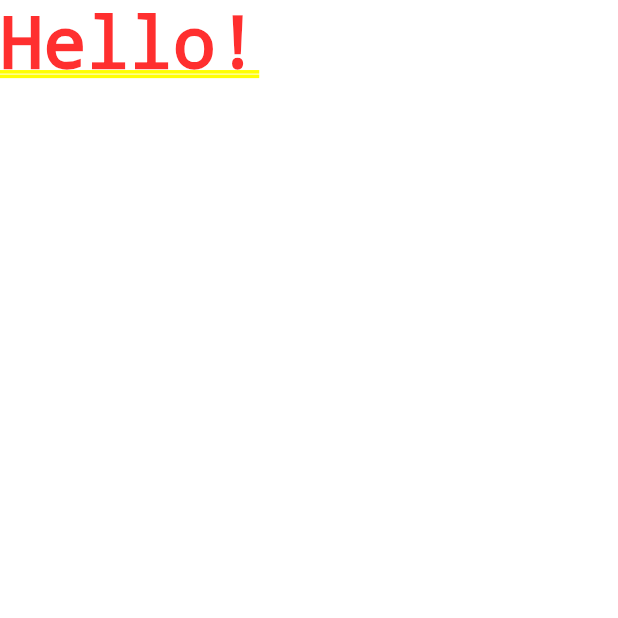
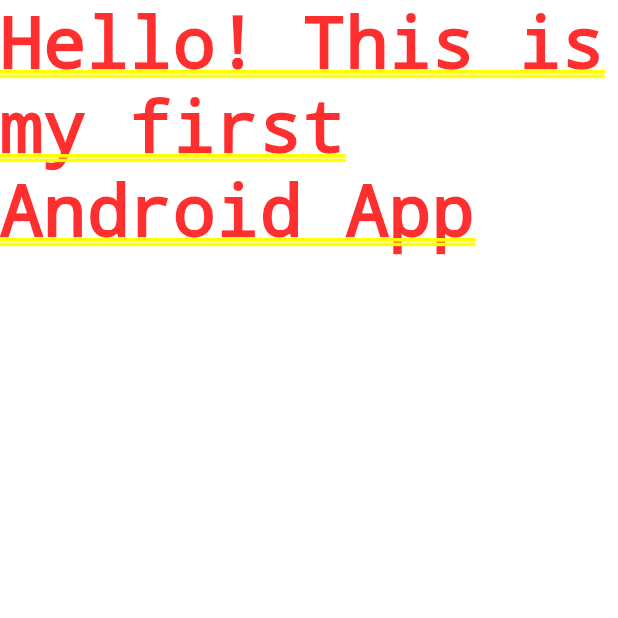
Before and after one commit to TheCodeNinja254/flutter_android_app, a Flutter app: the screen it shows after launch, on a phone screen of 412 x 824 dp, the top half of it. Run offline on Flutter 3.47's test engine with Material 2 defaults, Android fonts, the light colour scheme and no system bars.

Commit message:
hello dart and flutter

```diff
--- a/lib/main.dart
+++ b/lib/main.dart
@@ -10,9 +10,10 @@ void main () {
 class MyApp extends StatelessWidget {
   // BuildContext  - object type provided by flutter
   // context - my variable override
-  // Widget - return object of type Widget
+  // Widget - return object of type Widget provided by flutter
   // Idea - Always start with type then variable.
+  @override // decorator - marks the override for the build method as intentional.
   Widget build(BuildContext context) {
-    return MaterialApp(home: Text('Hello!'));
+    return MaterialApp(home: Text('Hello! This is my first Android App'));
   }
 }
```
